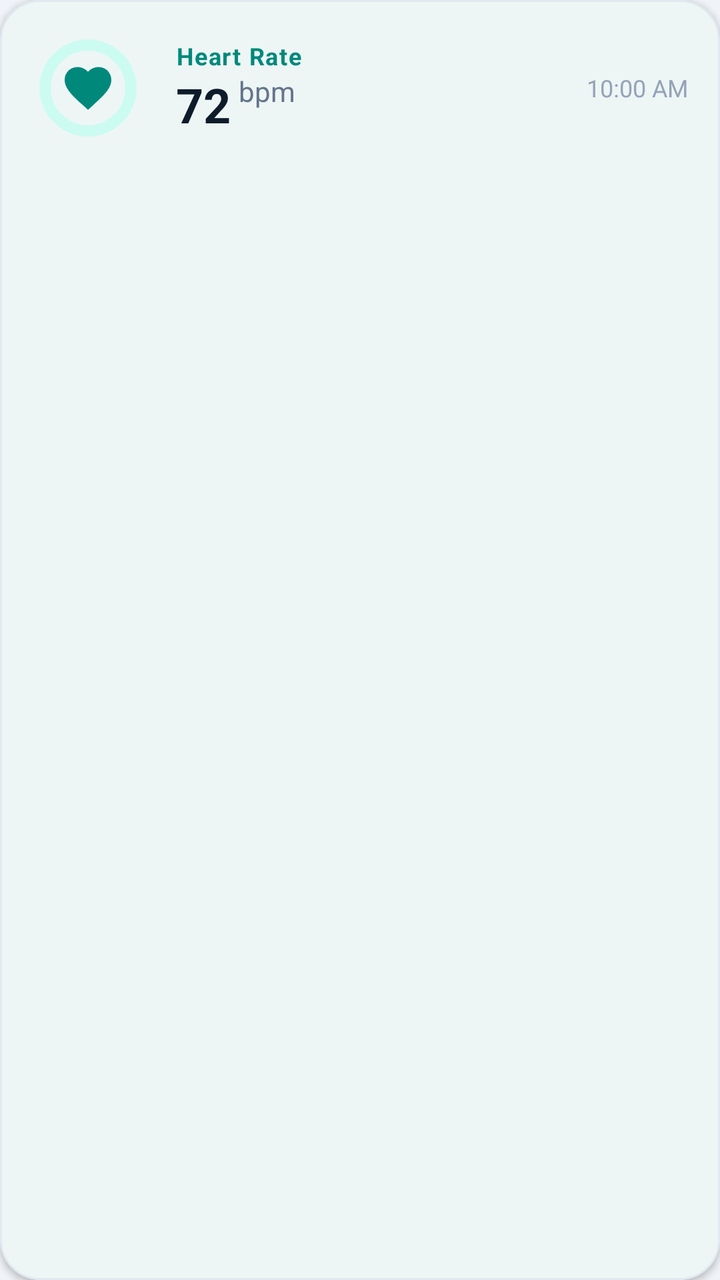
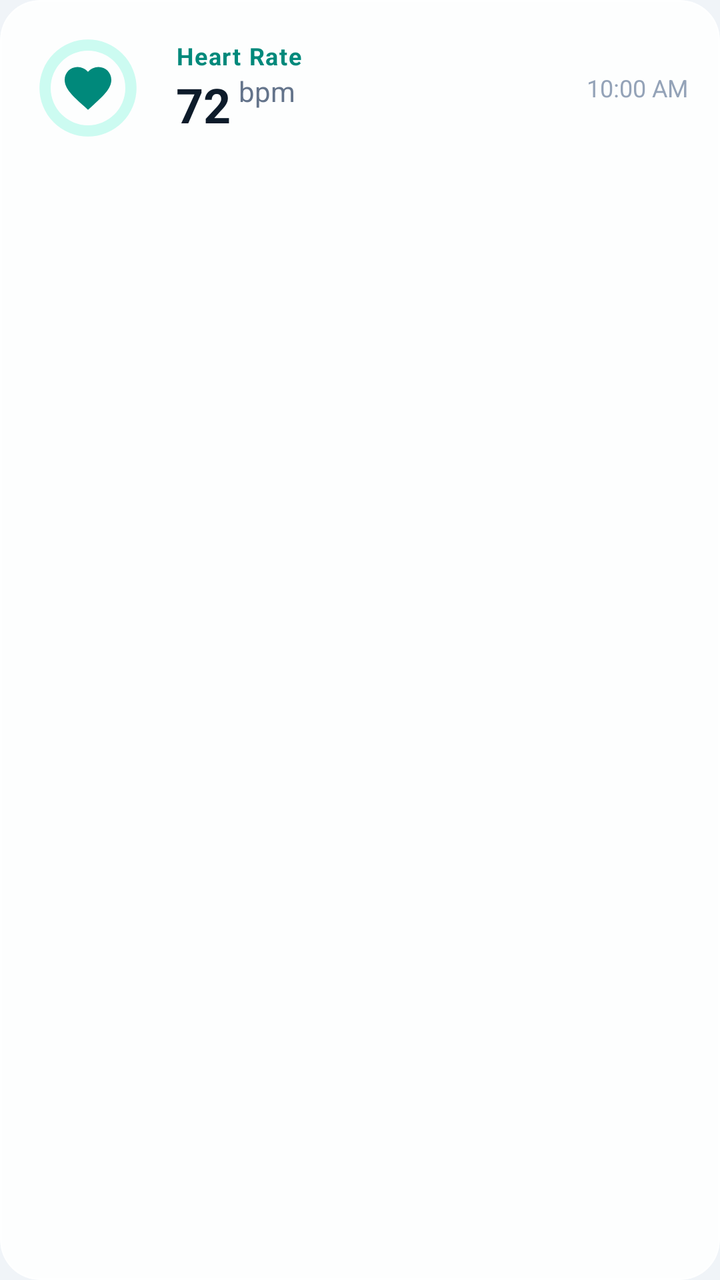

An Android layout rendered at two revisions. The XML below is the earlier revision; the diff shows what the commit changed to produce the second picture.
<!-- AndroidManifest.xml: application theme Theme.VitalFlow -->
<!-- res/layout/item_vital.xml -->
<?xml version="1.0" encoding="utf-8"?>
<com.google.android.material.card.MaterialCardView xmlns:android="http://schemas.android.com/apk/res/android"
    xmlns:app="http://schemas.android.com/apk/res-auto"
    android:layout_width="match_parent"
    android:layout_height="wrap_content"
    android:layout_marginHorizontal="16dp"
    android:layout_marginBottom="12dp"
    app:cardBackgroundColor="@color/app_surface"
    app:cardCornerRadius="20dp"
    app:cardElevation="2dp"
    app:strokeColor="@color/divider_color"
    app:strokeWidth="1dp">

    <LinearLayout
        android:layout_width="match_parent"
        android:layout_height="wrap_content"
        android:gravity="center_vertical"
        android:orientation="horizontal"
        android:padding="16dp">

        <FrameLayout
            android:layout_width="56dp"
            android:layout_height="56dp"
            android:background="@drawable/circle_shape"
            android:backgroundTint="@color/chip_bg_selected">

            <ImageView
                android:id="@+id/imgIcon"
                android:layout_width="28dp"
                android:layout_height="28dp"
                android:layout_gravity="center"
                android:src="@drawable/ic_heart"
                app:tint="@color/primary" />
        </FrameLayout>

        <LinearLayout
            android:layout_width="0dp"
            android:layout_height="wrap_content"
            android:layout_marginStart="16dp"
            android:layout_weight="1"
            android:orientation="vertical">

            <TextView
                android:id="@+id/tvTitle"
                android:layout_width="wrap_content"
                android:layout_height="wrap_content"
                android:text="Heart Rate"
                android:textColor="@color/primary"
                android:textSize="12sp"
                android:textStyle="bold"
                android:letterSpacing="0.05" />

            <LinearLayout
                android:layout_width="wrap_content"
                android:layout_height="wrap_content"
                android:orientation="horizontal"
                android:baselineAligned="false">

                <TextView
                    android:id="@+id/tvValue"
                    android:layout_width="wrap_content"
                    android:layout_height="wrap_content"
                    android:text="72"
                    android:textColor="@color/text_primary"
                    android:textSize="24sp"
                    android:textStyle="bold" />

                <TextView
                    android:id="@+id/tvUnit"
                    android:layout_width="wrap_content"
                    android:layout_height="wrap_content"
                    android:layout_marginStart="4dp"
                    android:text="bpm"
                    android:textColor="@color/text_secondary"
                    android:textSize="14sp" />
            </LinearLayout>
        </LinearLayout>

        <TextView
            android:id="@+id/tvDate"
            android:layout_width="wrap_content"
            android:layout_height="wrap_content"
            android:text="10:00 AM"
            android:textColor="@color/icon_unselected"
            android:textSize="12sp" />

    </LinearLayout>
</com.google.android.material.card.MaterialCardView>
<!-- resources referenced by this layout -->
<resources>
  <color name="app_surface">#FFFFFF</color>
  <color name="chip_bg_selected">#CCFBF1</color>
  <color name="divider_color">#E2E8F0</color>
  <color name="icon_unselected">#94A3B8</color>
  <color name="primary">#00897B</color>
  <color name="text_primary">#0D1B2A</color>
  <color name="text_secondary">#64748B</color>
  <!-- drawable circle_shape (drawable) -->
  <?xml version="1.0" encoding="utf-8"?>
  <shape xmlns:android="http://schemas.android.com/apk/res/android"
      android:innerRadiusRatio="3"
      android:shape="ring"
      android:thicknessRatio="10.0"
      android:useLevel="false">
      <solid android:color="@color/surface_variant" />
  </shape>
  <!-- drawable ic_heart (drawable) -->
  <vector xmlns:android="http://schemas.android.com/apk/res/android"
      android:width="24dp"
      android:height="24dp"
      android:viewportWidth="24"
      android:viewportHeight="24"
      android:tint="@color/warning_red">
      <path
          android:fillColor="@color/white"
          android:pathData="M12,21.35l-1.45,-1.32C5.4,15.36 2,12.28 2,8.5 2,5.42 4.42,3 7.5,3c1.74,0 3.41,0.81 4.5,2.09C13.09,3.81 14.76,3 16.5,3 19.58,3 22,5.42 22,8.5c0,3.78 -3.4,6.86 -8.55,11.54L12,21.35z" />
  </vector>
  <style name="Theme.VitalFlow" parent="Base.Theme.VitalFlow" />
  <color name="surface_variant">#F8FAFC</color>
  <color name="warning_red">#EF4444</color>
  <color name="white">#FFFFFFFF</color>
  <style name="Base.Theme.VitalFlow" parent="Theme.Material3.Light.NoActionBar">
          <item name="colorPrimary">@color/primary</item>
          <item name="colorPrimaryVariant">@color/primary_dark</item>
          <item name="colorOnPrimary">@color/white</item>
          <item name="colorSecondary">@color/secondary</item>
          <item name="colorSecondaryVariant">@color/secondary_dark</item>
          <item name="colorOnSecondary">@color/black</item>
  
          <item name="android:statusBarColor">@color/app_background</item>
          <item name="android:windowLightStatusBar">true</item>
          <item name="android:colorBackground">@color/app_background</item>
          <item name="colorSurface">@color/app_surface</item>
          <item name="android:textColorPrimary">@color/text_primary</item>
          <item name="android:textColorSecondary">@color/text_secondary</item>
      </style>
  <color name="primary_dark">#00695C</color>
  <color name="secondary">#FF7043</color>
  <color name="secondary_dark">#E64A19</color>
  <color name="black">#FF000000</color>
  <color name="app_background">#F0F4F8</color>
</resources>

<!-- the commit's change to res/layout/item_vital.xml (unified diff, before → after) -->
@@ -5,10 +5,10 @@
     android:layout_height="wrap_content"
     android:layout_marginHorizontal="16dp"
     android:layout_marginBottom="12dp"
-    app:cardBackgroundColor="@color/app_surface"
+    app:cardBackgroundColor="@color/glass_card_bg_elevated"
     app:cardCornerRadius="20dp"
-    app:cardElevation="2dp"
-    app:strokeColor="@color/divider_color"
+    app:cardElevation="0dp"
+    app:strokeColor="@color/glass_card_stroke"
     app:strokeWidth="1dp">
 
     <LinearLayout
<!-- resource entries referenced after the edit -->
@@ -2,7 +2,8 @@
 <resources>
   <color name="app_surface">#FFFFFF</color>
   <color name="chip_bg_selected">#CCFBF1</color>
-  <color name="divider_color">#E2E8F0</color>
+  <color name="glass_card_bg_elevated">#E6FFFFFF</color>
+  <color name="glass_card_stroke">#40FFFFFF</color>
   <color name="icon_unselected">#94A3B8</color>
   <color name="primary">#00897B</color>
   <color name="text_primary">#0D1B2A</color>
@@ -39,7 +40,8 @@
           <item name="colorSecondaryVariant">@color/secondary_dark</item>
           <item name="colorOnSecondary">@color/black</item>
   
-          <item name="android:statusBarColor">@color/app_background</item>
+          
+          <item name="android:statusBarColor">@color/page_gradient_start</item>
           <item name="android:windowLightStatusBar">true</item>
           <item name="android:colorBackground">@color/app_background</item>
           <item name="colorSurface">@color/app_surface</item>
@@ -50,6 +52,7 @@
   <color name="secondary">#FF7043</color>
   <color name="secondary_dark">#E64A19</color>
   <color name="black">#FF000000</color>
+  <color name="page_gradient_start">#E0F5F3</color>
   <color name="app_background">#F0F4F8</color>
 </resources>
 
